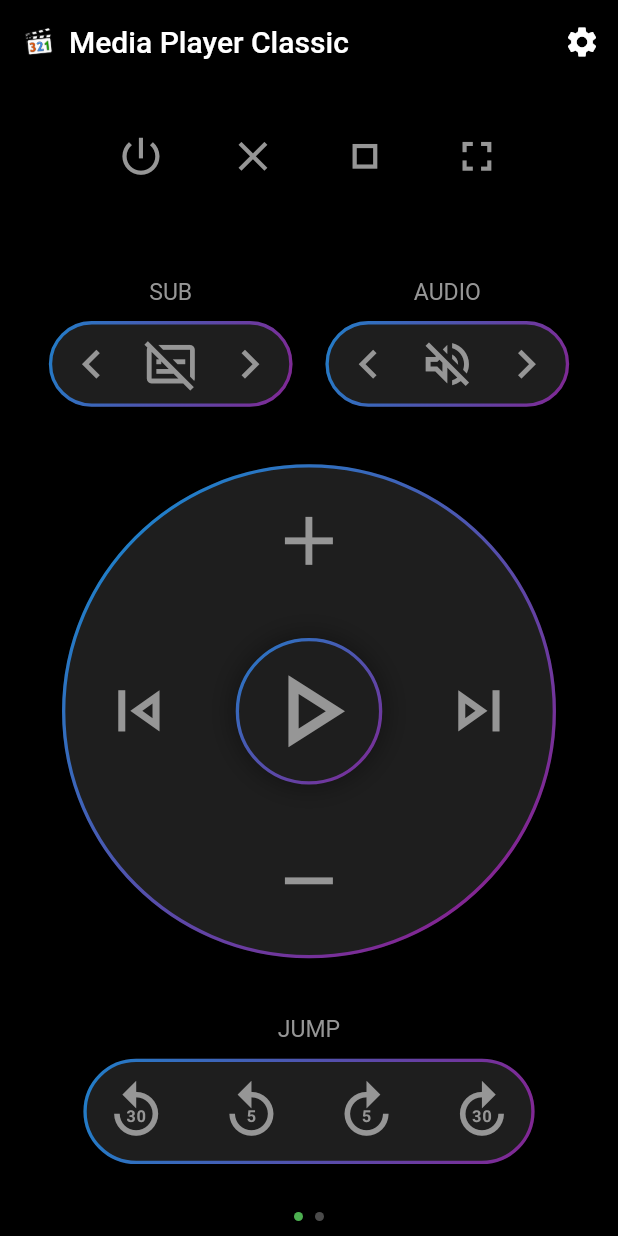
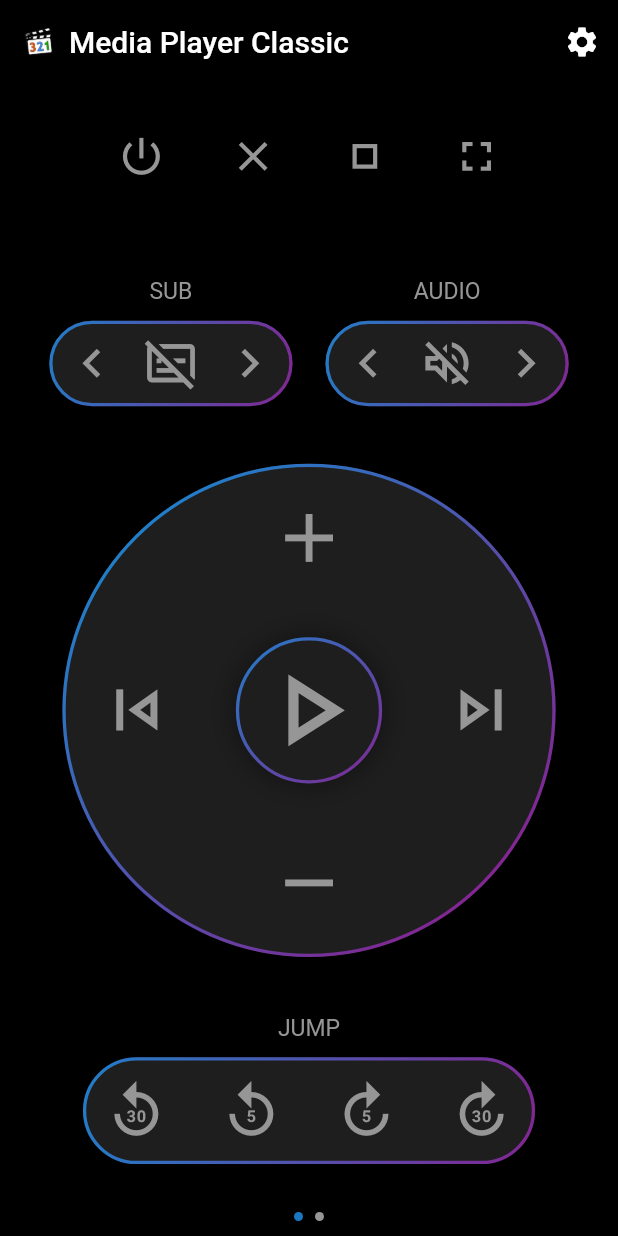
Before and after one commit to blazer404/Aoi-Remote-Client, a Flutter app: the screen it shows after launch, on a phone screen of 412 x 824 dp. Run offline on Flutter 3.47's test engine with Material 3 defaults, Android fonts, the phone set to English and light mode, and no system bars; our stand-ins replace gradient_borders, shared_preferences; missing offline and left inert: flutter_vibrate.

Commit message:
~ подтянул стили ~ вынес некоторые элементы в отдельные виджеты

```diff
--- a/lib/core/AppTheme.dart
+++ b/lib/core/AppTheme.dart
@@ -7,13 +7,13 @@
     scaffoldBackgroundColor: Colors.black,
   );
 
-  static const Color greenColor = Color.fromRGBO(76, 175, 80, 1.0);
-  static const Color greenLightColor = Color.fromRGBO(139, 195, 74, 1.0);
-  static const Color greyColor = Color.fromRGBO(150, 150, 150, 1.0);
-  static const Color greyDarkColor = Color.fromRGBO(30, 30, 30, 1.0);
+  static const Color textColor = Color.fromRGBO(150, 150, 150, 1.0);
+  static const Color backgroundColor = Color.fromRGBO(30, 30, 30, 1.0);
+  static final Color primaryAccentColor = Colors.blue.withOpacity(.8);
+  static final Color secondaryAccentColor = Colors.purple.withOpacity(.8);
 
   static const double gradientBorderWidth = 2.0;
-  static final List<Color> gradientBorderColors = [Colors.blue.withOpacity(.8), Colors.purple.withOpacity(.8)];
+  static final List<Color> gradientBorderColors = [primaryAccentColor, secondaryAccentColor];
   static final GradientBoxBorder gradientBorder = GradientBoxBorder(
     gradient: LinearGradient(begin: Alignment.topLeft, end: Alignment.bottomRight, colors: gradientBorderColors),
     width: gradientBorderWidth,
--- a/lib/view/index/IndexPageSlider.dart
+++ b/lib/view/index/IndexPageSlider.dart
@@ -36,6 +36,7 @@
           setState(() {
             currentPage = index;
           });
+          //todo запонить последнюю выбранную страницу
         },
       ),
       bottomNavigationBar: Container(
@@ -50,7 +51,7 @@
               margin: EdgeInsets.symmetric(horizontal: 4.0),
               decoration: BoxDecoration(
                 shape: BoxShape.circle,
-                color: currentPage == index ? AppTheme.greenColor : AppTheme.greyColor.withOpacity(.5),
+                color: currentPage == index ? AppTheme.primaryAccentColor : AppTheme.textColor,
               ),
             ),
           ),
--- a/lib/view/mpc/MpcPage.dart
+++ b/lib/view/mpc/MpcPage.dart
@@ -1,5 +1,5 @@
 import 'package:aoi_remote/const/MpcConst.dart';
-import 'package:aoi_remote/core/AppTheme.dart';
+import 'package:aoi_remote/widgets/BorderPanelWidget.dart';
 import 'package:aoi_remote/widgets/CircleButtonWidget.dart';
 import 'package:aoi_remote/widgets/CirclePanelWidget.dart';
 import 'package:flutter/material.dart';
@@ -59,17 +59,8 @@
                 Row(
                   mainAxisAlignment: MainAxisAlignment.center,
                   children: [
-                    Column(
-                      children: [
-                        Text('sub'.toUpperCase(), style: TextStyle(color: AppTheme.greyColor)),
-                        SizedBox(height: 10),
-                        Container(
-                          decoration: BoxDecoration(
-                            color: AppTheme.greyDarkColor,
-                            border: AppTheme.gradientBorder,
-                            borderRadius: BorderRadius.circular(999),
-                          ),
-                          child: Row(
+                    BorderPanelWidget(
+                      title: 'sub',
                       children: [
                         CircleButtonWidget(
                           target: MpcConst.NAME,
@@ -91,21 +82,9 @@
                         ),
                       ],
                     ),
-                        ),
-                      ],
-                    ),
                     SizedBox(width: 20),
-                    Column(
-                      children: [
-                        Text('audio'.toUpperCase(), style: TextStyle(color: AppTheme.greyColor)),
-                        SizedBox(height: 10),
-                        Container(
-                          decoration: BoxDecoration(
-                            color: AppTheme.greyDarkColor,
-                            border: AppTheme.gradientBorder,
-                            borderRadius: BorderRadius.circular(999),
-                          ),
-                          child: Row(
+                    BorderPanelWidget(
+                      title: 'audio',
                       children: [
                         CircleButtonWidget(
                           target: MpcConst.NAME,
@@ -127,9 +106,6 @@
                         ),
                       ],
                     ),
-                        ),
-                      ],
-                    ),
                   ],
                 ),
                 Padding(
@@ -139,18 +115,9 @@
                 Row(
                   mainAxisAlignment: MainAxisAlignment.center,
                   children: [
-                    Column(
-                      children: [
-                        Text('jump'.toUpperCase(), style: TextStyle(color: AppTheme.greyColor)),
-                        SizedBox(height: 10),
-                        Container(
-                          padding: EdgeInsets.all(5),
-                          decoration: BoxDecoration(
-                            color: AppTheme.greyDarkColor,
-                            border: AppTheme.gradientBorder,
-                            borderRadius: BorderRadius.circular(999),
-                          ),
-                          child: Row(
+                    BorderPanelWidget(
+                      title: 'jump',
+                      padding: 5.5,
                       children: [
                         CircleButtonWidget(
                           target: MpcConst.NAME,
@@ -177,9 +144,6 @@
                         ),
                       ],
                     ),
-                        ),
-                      ],
-                    ),
                   ],
                 ),
               ],
--- a/lib/view/settings/SettingsPage.dart
+++ b/lib/view/settings/SettingsPage.dart
@@ -84,13 +84,13 @@
               children: [
                 ElevatedButton(
                   onPressed: _saveSetting,
-                  style: ButtonStyle(backgroundColor: MaterialStatePropertyAll(AppTheme.greyDarkColor)),
+                  style: ButtonStyle(backgroundColor: MaterialStatePropertyAll(AppTheme.backgroundColor)),
                   child: Row(
                     mainAxisSize: MainAxisSize.min,
                     children: [
-                      Icon(Icons.save_outlined, color: AppTheme.greyColor, size: 20),
+                      Icon(Icons.save_outlined, color: AppTheme.textColor, size: 20),
                       SizedBox(width: 8),
-                      Text('Save', style: TextStyle(color: AppTheme.greyColor)),
+                      Text('Save', style: TextStyle(color: AppTheme.textColor)),
                     ],
                   ),
                 ),
--- /dev/null
+++ b/lib/widgets/BorderPanelWidget.dart
@@ -0,0 +1,33 @@
+import 'package:aoi_remote/core/AppTheme.dart';
+import 'package:flutter/material.dart';
+
+class BorderPanelWidget extends StatelessWidget {
+  final List<Widget> children;
+  final String title;
+  final double padding;
+
+  const BorderPanelWidget({super.key, required this.children, this.title = '', this.padding = 0.0});
+
+  @override
+  Widget build(BuildContext context) {
+    return Column(
+      children: [
+        if (title.isNotEmpty) ...{
+          Text(title.toUpperCase(), style: TextStyle(color: AppTheme.textColor)),
+          SizedBox(height: 10),
+        },
+        Container(
+          padding: EdgeInsets.all(padding),
+          decoration: BoxDecoration(
+            color: AppTheme.backgroundColor,
+            border: AppTheme.gradientBorder,
+            borderRadius: BorderRadius.circular(999),
+          ),
+          child: Row(
+            children: children,
+          ),
+        ),
+      ],
+    );
+  }
+}
--- a/lib/widgets/CircleButtonWidget.dart
+++ b/lib/widgets/CircleButtonWidget.dart
@@ -4,7 +4,7 @@
 import 'package:flutter/material.dart';
 import 'package:flutter_vibrate/flutter_vibrate.dart';
 
-class CircleButtonWidget extends StatefulWidget {
+class CircleButtonWidget extends StatelessWidget {
   final String target;
   final int command;
   final IconData icon;
@@ -17,38 +17,32 @@
     required this.command,
     this.icon = Icons.error,
     this.iconSize = 40.0,
-    this.iconColor = AppTheme.greyColor,
+    this.iconColor = AppTheme.textColor,
   });
 
-  @override
-  _CircleButtonWidgetWidgetState createState() => _CircleButtonWidgetWidgetState();
-}
+  void _sendCommand(BuildContext context) {
+    SocketClient.sendCommand(target, command).catchError((error) {
+      showDialog(
+        context: context,
+        builder: (BuildContext context) {
+          return ErrorDialogWidget(errorText: error.toString());
+        },
+      );
+    });
+  }
 
-class _CircleButtonWidgetWidgetState extends State<CircleButtonWidget> {
   @override
   Widget build(BuildContext context) {
-    final buttonSize = widget.iconSize + 10;
-
-    void _sendCommand() {
-      SocketClient.sendCommand(widget.target, widget.command).catchError((error) {
-        showDialog(
-          context: context,
-          builder: (BuildContext context) {
-            return ErrorDialogWidget(errorText: error.toString());
-          },
-        );
-      });
-    }
+    final buttonSize = iconSize + 10;
 
     return RawMaterialButton(
       onPressed: () => {
         Vibrate.feedback(FeedbackType.medium),
-        _sendCommand(),
+        _sendCommand(context),
       },
       shape: const CircleBorder(),
       constraints: BoxConstraints(minWidth: buttonSize, minHeight: buttonSize),
-      focusColor: Colors.transparent,
-      child: Icon(widget.icon, color: widget.iconColor, size: widget.iconSize),
+      child: Icon(icon, color: iconColor, size: iconSize),
     );
   }
 }
--- a/lib/widgets/CirclePanelWidget.dart
+++ b/lib/widgets/CirclePanelWidget.dart
@@ -7,64 +7,62 @@
 import 'package:aoi_remote/widgets/SectorButtonWidget.dart';
 import 'package:flutter/material.dart';
 
-class CirclePanelWidget extends StatefulWidget {
+class CirclePanelWidget extends StatelessWidget {
   final String target;
 
   const CirclePanelWidget({super.key, required this.target});
 
-  @override
-  _CirclePanelWidgetState createState() => _CirclePanelWidgetState();
-}
+  static const String _PLAY = 'play';
+  static const String _VOL_UP = 'vol_up';
+  static const String _VOL_DOWN = 'vol_down';
+  static const String _NEXT = 'next';
+  static const String _PREV = 'prev';
 
-class _CirclePanelWidgetState extends State<CirclePanelWidget> {
-  static const double circleDiameter = 300.0;
-
-  static const String PLAY = 'play';
-  static const String VOL_UP = 'vol_up';
-  static const String VOL_DOWN = 'vol_down';
-  static const String NEXT = 'next';
-  static const String PREV = 'prev';
-
-  _getCommand(String commandName) {
-    if (widget.target == MpcConst.NAME) {
+  int _getCommand(String commandName) {
+    if (target == MpcConst.NAME) {
       return _getCommandMpc(commandName);
-    } else if (widget.target == AimpConst.NAME) {
+    } else if (target == AimpConst.NAME) {
       return _getCommandAimp(commandName);
     }
+    return -1;
   }
 
-  _getCommandMpc(String commandName) {
+  int _getCommandMpc(String commandName) {
     switch (commandName) {
-      case PLAY:
+      case _PLAY:
         return MpcConst.PLAY_PAUSE;
-      case VOL_UP:
+      case _VOL_UP:
         return MpcConst.VOL_UP;
-      case VOL_DOWN:
+      case _VOL_DOWN:
         return MpcConst.VOL_DOWN;
-      case NEXT:
+      case _NEXT:
         return MpcConst.NEXT;
-      case PREV:
+      case _PREV:
         return MpcConst.PREV;
     }
+    return -1;
   }
 
-  _getCommandAimp(String commandName) {
+  int _getCommandAimp(String commandName) {
     switch (commandName) {
-      case PLAY:
+      case _PLAY:
       // return AimpConst.PLAY_PAUSE;
-      case VOL_UP:
+      case _VOL_UP:
       // return AimpConst.VOL_UP;
-      case VOL_DOWN:
+      case _VOL_DOWN:
       // return AimpConst.VOL_DOWN;
-      case NEXT:
+      case _NEXT:
       // return AimpConst.NEXT;
-      case PREV:
+      case _PREV:
       // return AimpConst.PREV;
     }
+    return -1;
   }
 
   @override
   Widget build(BuildContext context) {
+    const double circleDiameter = 300.0;
+
     return Transform.rotate(
       angle: -math.pi / 4,
       child: Container(
@@ -73,7 +71,7 @@
         decoration: BoxDecoration(
           borderRadius: BorderRadius.circular(999),
           border: AppTheme.gradientCircleBorder,
-          color: AppTheme.greyDarkColor,
+          color: AppTheme.backgroundColor,
         ),
         child: Stack(
           alignment: Alignment.center,
@@ -82,8 +80,8 @@
               left: 0,
               top: 0,
               child: SectorButtonWidget(
-                target: widget.target,
-                command: _getCommand(PREV),
+                target: target,
+                command: _getCommand(_PREV),
                 icon: Icons.skip_previous_outlined,
                 circleDiameter: circleDiameter,
                 borderRadiusPosition: 'topLeft',
@@ -93,8 +91,8 @@
               right: 0,
               bottom: 0,
               child: SectorButtonWidget(
-                target: widget.target,
-                command: _getCommand(NEXT),
+                target: target,
+                command: _getCommand(_NEXT),
                 icon: Icons.skip_next_outlined,
                 circleDiameter: circleDiameter,
                 borderRadiusPosition: 'bottomRight',
@@ -104,8 +102,8 @@
               right: 0,
               top: 0,
               child: SectorButtonWidget(
-                target: widget.target,
-                command: _getCommand(VOL_UP),
+                target: target,
+                command: _getCommand(_VOL_UP),
                 icon: Icons.add_outlined,
                 circleDiameter: circleDiameter,
                 borderRadiusPosition: 'topRight',
@@ -115,8 +113,8 @@
               left: 0,
               bottom: 0,
               child: SectorButtonWidget(
-                target: widget.target,
-                command: _getCommand(VOL_DOWN),
+                target: target,
+                command: _getCommand(_VOL_DOWN),
                 icon: Icons.remove_outlined,
                 circleDiameter: circleDiameter,
                 borderRadiusPosition: 'bottomLeft',
@@ -129,12 +127,12 @@
                   decoration: BoxDecoration(
                     borderRadius: BorderRadius.circular(999),
                     border: AppTheme.gradientBorder,
-                    color: AppTheme.greyDarkColor,
+                    color: AppTheme.backgroundColor,
                     boxShadow: [BoxShadow(color: Colors.black45, blurRadius: 15.0, blurStyle: BlurStyle.outer)],
                   ),
                   child: CircleButtonWidget(
-                    target: widget.target,
-                    command: _getCommand(PLAY),
+                    target: target,
+                    command: _getCommand(_PLAY),
                     icon: Icons.play_arrow_outlined,
                     iconSize: 75.0,
                   ),
--- a/lib/widgets/ErrorDialogWidget.dart
+++ b/lib/widgets/ErrorDialogWidget.dart
@@ -1,20 +1,15 @@
 import 'package:flutter/material.dart';
 
-class ErrorDialogWidget extends StatefulWidget {
+class ErrorDialogWidget extends StatelessWidget {
   final String errorText;
 
   const ErrorDialogWidget({super.key, required this.errorText});
 
   @override
-  _ErrorDialogWidgetState createState() => _ErrorDialogWidgetState();
-}
-
-class _ErrorDialogWidgetState extends State<ErrorDialogWidget> {
-  @override
   Widget build(BuildContext context) {
     return AlertDialog(
       title: Text('Error'),
-      content: Text(widget.errorText),
+      content: Text(errorText),
       actions: <Widget>[
         TextButton(
           child: Text('OK'),
--- a/lib/widgets/SectorButtonWidget.dart
+++ b/lib/widgets/SectorButtonWidget.dart
@@ -6,7 +6,7 @@
 import 'package:flutter/material.dart';
 import 'package:flutter_vibrate/flutter_vibrate.dart';
 
-class SectorButtonWidget extends StatefulWidget {
+class SectorButtonWidget extends StatelessWidget {
   final String target;
   final int command;
   final IconData icon;
@@ -21,14 +21,9 @@
     required this.borderRadiusPosition,
   });
 
-  @override
-  _SectorButtonWidgetState createState() => _SectorButtonWidgetState();
-}
-
-class _SectorButtonWidgetState extends State<SectorButtonWidget> {
   BorderRadius _getBorderRadiusPosition() {
     final Radius radius = Radius.circular(999);
-    switch (widget.borderRadiusPosition) {
+    switch (borderRadiusPosition) {
       case 'topLeft':
         return BorderRadius.only(topLeft: radius);
       case 'topRight':
@@ -42,8 +37,8 @@
     }
   }
 
-  void _sendCommand() {
-    SocketClient.sendCommand(widget.target, widget.command).catchError((error) {
+  void _sendCommand(BuildContext context) {
+    SocketClient.sendCommand(target, command).catchError((error) {
       showDialog(
         context: context,
         builder: (BuildContext context) {
@@ -55,28 +50,22 @@
 
   @override
   Widget build(BuildContext context) {
-    final BorderRadius _borderRadius = _getBorderRadiusPosition();
+    final BorderRadius borderRadius = _getBorderRadiusPosition();
+    final double sideSize = circleDiameter / 2.0 - AppTheme.gradientBorderWidth;
 
     return Container(
-      width: widget.circleDiameter / 2.0,
-      height: widget.circleDiameter / 2.0,
-      decoration: BoxDecoration(
-        // color: AppTheme.controlBackgroundColor,
-        borderRadius: _borderRadius,
-      ),
+      width: sideSize,
+      height: sideSize,
+      decoration: BoxDecoration(borderRadius: borderRadius),
       child: RawMaterialButton(
         onPressed: () => {
           Vibrate.feedback(FeedbackType.medium),
-          _sendCommand(),
+          _sendCommand(context),
         },
-        shape: RoundedRectangleBorder(borderRadius: _borderRadius),
+        shape: RoundedRectangleBorder(borderRadius: borderRadius),
         child: Transform.rotate(
           angle: 7 * -math.pi / 4,
-          child: Icon(
-            widget.icon,
-            color: AppTheme.greyColor,
-            size: 50.0,
-          ),
+          child: Icon(icon, color: AppTheme.textColor, size: 50.0),
         ),
       ),
     );
```
Lines whose indentation alone changed are shown as unchanged.
